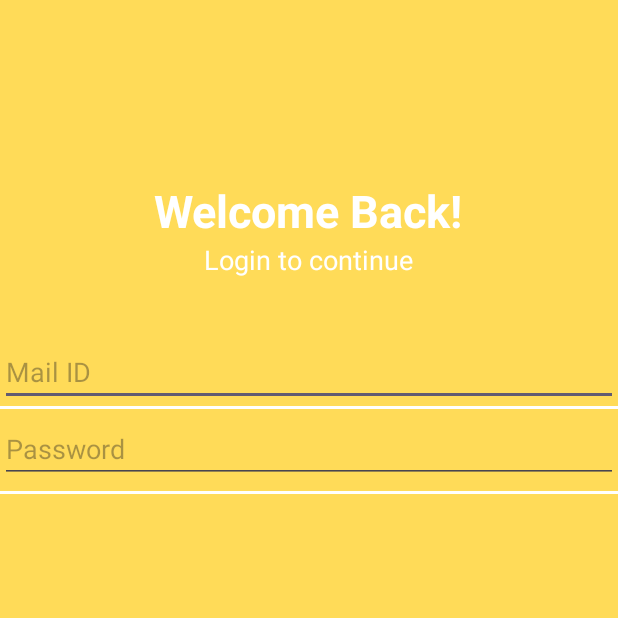
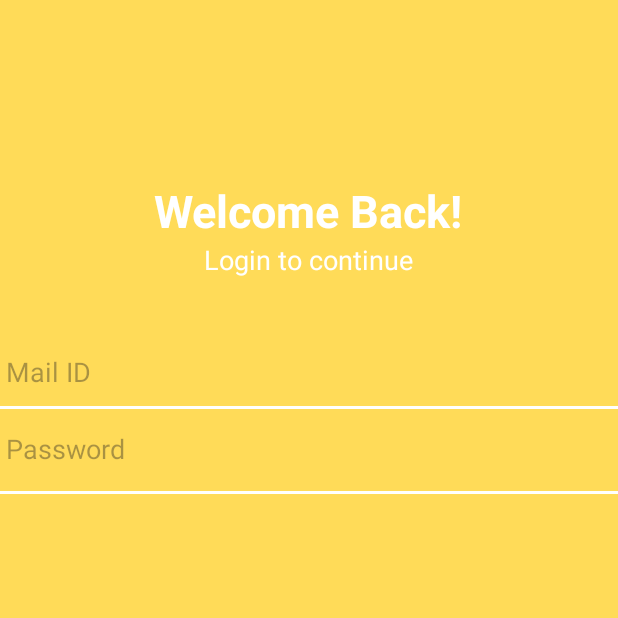
Before and after one commit to Cybertron-Ant/Login_Signup_Page, an Android app: the screen it shows after launch (MainActivity), on a phone screen of 412 x 824 dp, the top half of it. Run offline under Robolectric (Android 15) with nearby library versions, the phone set to English and light mode, and no system bars.

Commit message:
blended underlines, uname and pword fields in background

```diff
--- a/app/src/main/res/layout/activity_main.xml
+++ b/app/src/main/res/layout/activity_main.xml
@@ -38,6 +38,7 @@
         android:layout_height="wrap_content"
         android:layout_marginTop="40dp"
         android:hint="@string/mail_id"
+        android:backgroundTint="#FFDB58"
         android:textColor="#000000" /> <!-- end edit Username id -->
 
     <View
@@ -54,6 +55,7 @@
         android:layout_marginTop="4dp"
         android:hint="@string/password"
         android:textColor="#000000"
+        android:backgroundTint="#FFDB58"
         android:layout_marginBottom="5dp"/> <!-- end edit Password -->
 
     <View
```
